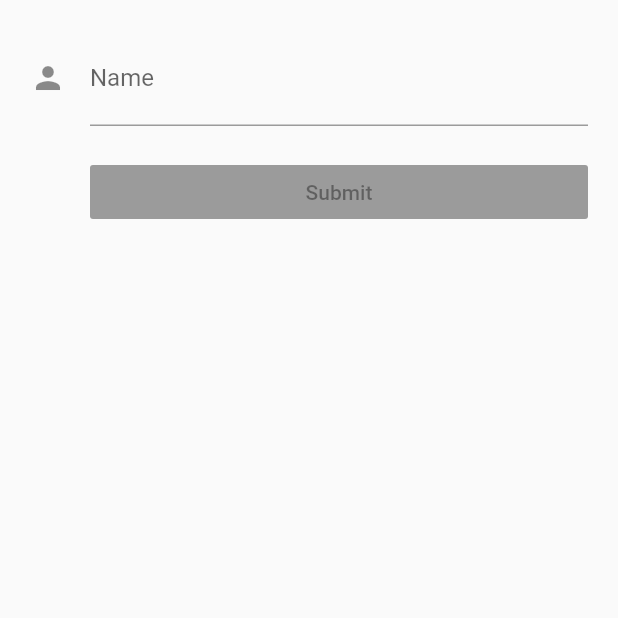
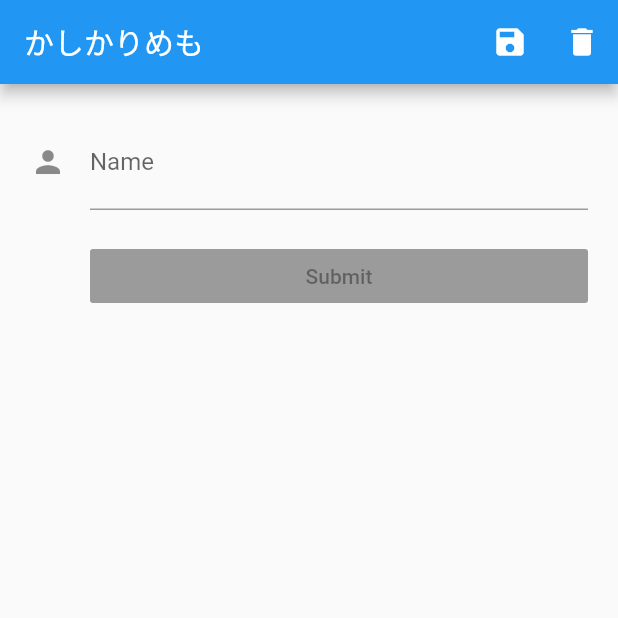
Before and after one commit to kuroponzu/Flutter_App_test, a Flutter app: the screen it shows after launch, on a phone screen of 412 x 824 dp, the top half of it. Run offline on Flutter 3.47's test engine with Material 2 defaults, Android fonts, the phone set to English and light mode, and no system bars.

Commit message:
ボタン追加

```diff
--- a/lib/main.dart
+++ b/lib/main.dart
@@ -36,6 +36,26 @@ class _MyInputFormState extends State<InputForm> {
    final _myController2 = TextEditingController();
 
    Widget titleSection = Scaffold(
+       appBar: AppBar(
+         title: const Text('かしかりめも'),
+         actions: <Widget>[
+           // action button
+           //https://docs.flutter.io/flutter/material/Icons-class.html
+           IconButton(
+             icon: Icon(Icons.save),
+             onPressed: () {
+               print(_myController.text);
+             },
+           ),
+           IconButton(
+             icon: Icon(Icons.delete),
+             onPressed: () {
+               print("Delete");
+               _myController.text = "";
+             },
+           )
+         ],
+       ),
        body: new SafeArea(
            child: new Form(
                child: new ListView(
```
